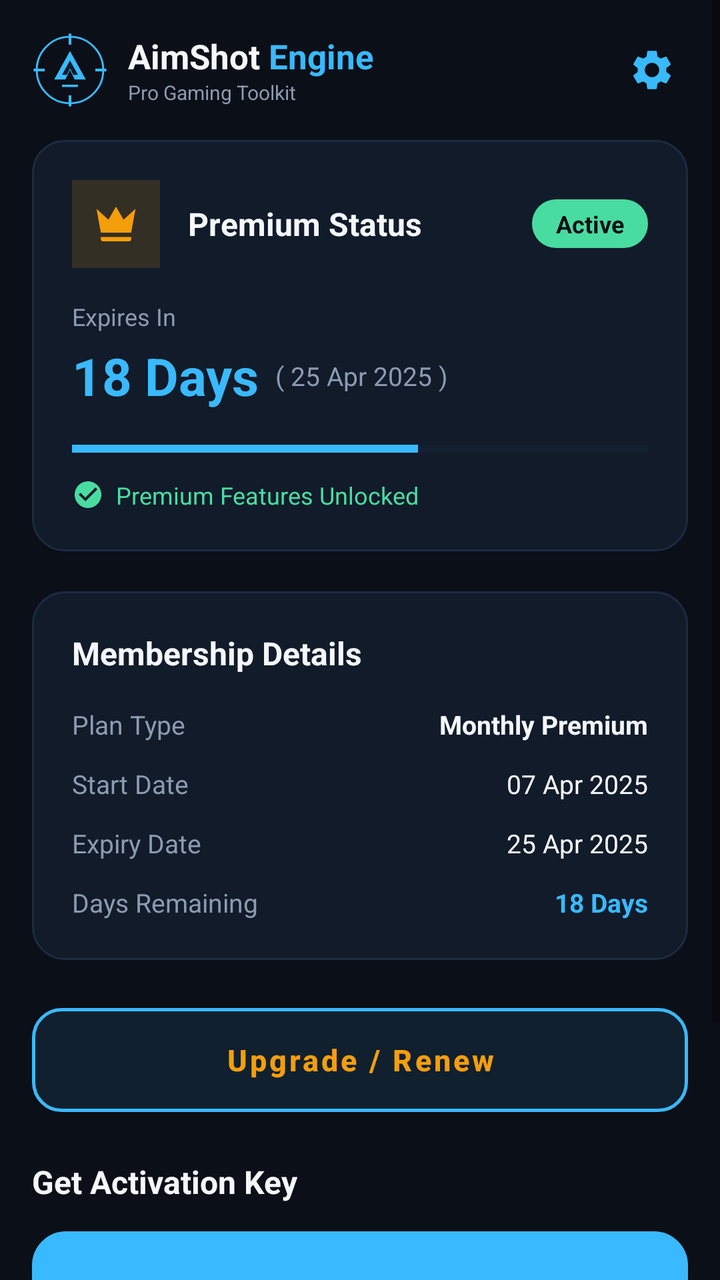
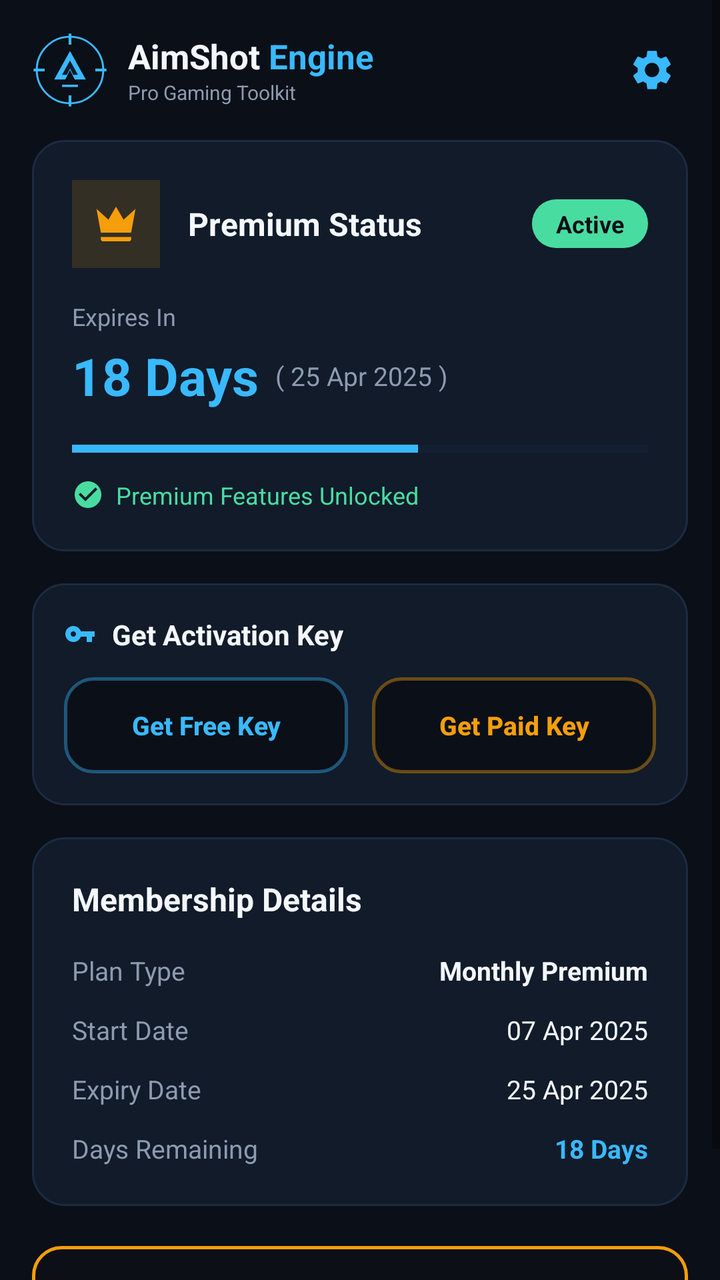

Before-and-after screenshots of an Android layout around one commit, followed by the original layout XML and the change that was made.
<!-- AndroidManifest.xml: application theme Theme.AimShotEngine -->
<!-- res/layout/fragment_premium.xml -->
<?xml version="1.0" encoding="utf-8"?>
<ScrollView xmlns:android="http://schemas.android.com/apk/res/android"
    android:layout_width="match_parent"
    android:layout_height="match_parent"
    android:background="@color/bg_main"
    android:fillViewport="true">

    <LinearLayout
        android:layout_width="match_parent"
        android:layout_height="wrap_content"
        android:orientation="vertical"
        android:padding="16dp">

        
        <RelativeLayout
            android:layout_width="match_parent"
            android:layout_height="wrap_content"
            android:layout_marginBottom="16dp">

            <LinearLayout
                android:layout_width="wrap_content"
                android:layout_height="wrap_content"
                android:gravity="center_vertical"
                android:orientation="horizontal">

                <ImageView
                    android:layout_width="38dp"
                    android:layout_height="38dp"
                    android:contentDescription="@string/app_name"
                    android:src="@drawable/ic_aimshot_logo" />

                <LinearLayout
                    android:layout_width="wrap_content"
                    android:layout_height="wrap_content"
                    android:layout_marginStart="10dp"
                    android:orientation="vertical">

                    <LinearLayout
                        android:layout_width="wrap_content"
                        android:layout_height="wrap_content"
                        android:orientation="horizontal">

                        <TextView
                            android:layout_width="wrap_content"
                            android:layout_height="wrap_content"
                            android:text="AimShot "
                            android:textColor="@color/text_primary"
                            android:textSize="17sp"
                            android:textStyle="bold" />

                        <TextView
                            android:layout_width="wrap_content"
                            android:layout_height="wrap_content"
                            android:text="Engine"
                            android:textColor="@color/accent_primary"
                            android:textSize="17sp"
                            android:textStyle="bold" />
                    </LinearLayout>

                    <TextView
                        android:layout_width="wrap_content"
                        android:layout_height="wrap_content"
                        android:text="@string/pro_gaming_toolkit"
                        android:textColor="@color/text_secondary"
                        android:textSize="10sp" />
                </LinearLayout>
            </LinearLayout>

            <ImageView
                android:id="@+id/btn_premium_settings"
                android:layout_width="36dp"
                android:layout_height="36dp"
                android:layout_alignParentEnd="true"
                android:layout_centerVertical="true"
                android:background="?attr/selectableItemBackgroundBorderless"
                android:contentDescription="Settings"
                android:padding="6dp"
                android:src="@drawable/ic_settings" />
        </RelativeLayout>

        
        <LinearLayout
            android:layout_width="match_parent"
            android:layout_height="wrap_content"
            android:layout_marginBottom="20dp"
            android:background="@drawable/bg_tactical_card"
            android:orientation="vertical"
            android:padding="20dp">

            <RelativeLayout
                android:layout_width="match_parent"
                android:layout_height="wrap_content"
                android:layout_marginBottom="16dp">

                <LinearLayout
                    android:layout_width="wrap_content"
                    android:layout_height="wrap_content"
                    android:gravity="center_vertical"
                    android:orientation="horizontal">

                    
                    <LinearLayout
                        android:layout_width="44dp"
                        android:layout_height="44dp"
                        android:background="#26F59E0B"
                        android:gravity="center">

                        <ImageView
                            android:layout_width="26dp"
                            android:layout_height="26dp"
                            android:contentDescription="Crown"
                            android:src="@drawable/ic_crown" />
                    </LinearLayout>

                    <TextView
                        android:layout_width="wrap_content"
                        android:layout_height="wrap_content"
                        android:layout_marginStart="14dp"
                        android:text="@string/premium_status"
                        android:textColor="@color/text_primary"
                        android:textSize="16sp"
                        android:textStyle="bold" />
                </LinearLayout>

                
                <TextView
                    android:id="@+id/tv_badge_status"
                    android:layout_width="wrap_content"
                    android:layout_height="wrap_content"
                    android:layout_alignParentEnd="true"
                    android:layout_centerVertical="true"
                    android:background="@drawable/bg_badge_active"
                    android:paddingStart="12dp"
                    android:paddingTop="4dp"
                    android:paddingEnd="12dp"
                    android:paddingBottom="4dp"
                    android:text="@string/status_active"
                    android:textColor="@color/bg_main"
                    android:textSize="12sp"
                    android:textStyle="bold" />
            </RelativeLayout>

            
            <TextView
                android:layout_width="wrap_content"
                android:layout_height="wrap_content"
                android:text="@string/expires_in"
                android:textColor="@color/text_secondary"
                android:textSize="12sp" />

            
            <LinearLayout
                android:layout_width="wrap_content"
                android:layout_height="wrap_content"
                android:layout_marginTop="4dp"
                android:gravity="center_vertical"
                android:orientation="horizontal">

                <TextView
                    android:id="@+id/tv_premium_remaining_days"
                    android:layout_width="wrap_content"
                    android:layout_height="wrap_content"
                    android:text="18 Days"
                    android:textColor="@color/accent_primary"
                    android:textSize="26sp"
                    android:textStyle="bold" />

                <TextView
                    android:id="@+id/tv_premium_expiry_date_sub"
                    android:layout_width="wrap_content"
                    android:layout_height="wrap_content"
                    android:layout_marginStart="8dp"
                    android:text="( 25 Apr 2025 )"
                    android:textColor="@color/text_secondary"
                    android:textSize="13sp" />
            </LinearLayout>

            
            <ProgressBar
                android:id="@+id/progress_license_duration"
                style="?android:attr/progressBarStyleHorizontal"
                android:layout_width="match_parent"
                android:layout_height="6dp"
                android:layout_marginTop="16dp"
                android:layout_marginBottom="12dp"
                android:max="100"
                android:progress="60"
                android:progressTint="@color/accent_primary"
                android:progressBackgroundTint="@color/border_subtle" />

            
            <LinearLayout
                android:id="@+id/layout_features_unlocked"
                android:layout_width="wrap_content"
                android:layout_height="wrap_content"
                android:gravity="center_vertical"
                android:orientation="horizontal">

                <ImageView
                    android:layout_width="16dp"
                    android:layout_height="16dp"
                    android:contentDescription="Check"
                    android:src="@drawable/ic_check_circle" />

                <TextView
                    android:id="@+id/tv_features_unlocked_text"
                    android:layout_width="wrap_content"
                    android:layout_height="wrap_content"
                    android:layout_marginStart="6dp"
                    android:text="@string/premium_features_unlocked"
                    android:textColor="@color/color_success"
                    android:textSize="12sp" />
            </LinearLayout>
        </LinearLayout>

        
        <LinearLayout
            android:layout_width="match_parent"
            android:layout_height="wrap_content"
            android:layout_marginBottom="24dp"
            android:background="@drawable/bg_tactical_card"
            android:orientation="vertical"
            android:padding="20dp">

            <TextView
                android:layout_width="wrap_content"
                android:layout_height="wrap_content"
                android:layout_marginBottom="16dp"
                android:text="@string/membership_details"
                android:textColor="@color/text_primary"
                android:textSize="16sp"
                android:textStyle="bold" />

            
            <RelativeLayout
                android:layout_width="match_parent"
                android:layout_height="wrap_content"
                android:layout_marginBottom="12dp">

                <TextView
                    android:layout_width="wrap_content"
                    android:layout_height="wrap_content"
                    android:text="@string/plan_type"
                    android:textColor="@color/text_secondary"
                    android:textSize="13sp" />

                <TextView
                    android:id="@+id/tv_detail_plan_type"
                    android:layout_width="wrap_content"
                    android:layout_height="wrap_content"
                    android:layout_alignParentEnd="true"
                    android:text="Monthly Premium"
                    android:textColor="@color/text_primary"
                    android:textSize="13sp"
                    android:textStyle="bold" />
            </RelativeLayout>

            
            <RelativeLayout
                android:layout_width="match_parent"
                android:layout_height="wrap_content"
                android:layout_marginBottom="12dp">

                <TextView
                    android:layout_width="wrap_content"
                    android:layout_height="wrap_content"
                    android:text="@string/start_date"
                    android:textColor="@color/text_secondary"
                    android:textSize="13sp" />

                <TextView
                    android:id="@+id/tv_detail_start_date"
                    android:layout_width="wrap_content"
                    android:layout_height="wrap_content"
                    android:layout_alignParentEnd="true"
                    android:text="07 Apr 2025"
                    android:textColor="@color/text_primary"
                    android:textSize="13sp" />
            </RelativeLayout>

            
            <RelativeLayout
                android:layout_width="match_parent"
                android:layout_height="wrap_content"
                android:layout_marginBottom="12dp">

                <TextView
                    android:layout_width="wrap_content"
                    android:layout_height="wrap_content"
                    android:text="@string/expiry_date"
                    android:textColor="@color/text_secondary"
                    android:textSize="13sp" />

                <TextView
                    android:id="@+id/tv_detail_expiry_date"
                    android:layout_width="wrap_content"
                    android:layout_height="wrap_content"
                    android:layout_alignParentEnd="true"
                    android:text="25 Apr 2025"
                    android:textColor="@color/text_primary"
                    android:textSize="13sp" />
            </RelativeLayout>

            
            <RelativeLayout
                android:layout_width="match_parent"
                android:layout_height="wrap_content">

                <TextView
                    android:layout_width="wrap_content"
                    android:layout_height="wrap_content"
                    android:text="@string/days_remaining"
                    android:textColor="@color/text_secondary"
                    android:textSize="13sp" />

                <TextView
                    android:id="@+id/tv_detail_days_remaining"
                    android:layout_width="wrap_content"
                    android:layout_height="wrap_content"
                    android:layout_alignParentEnd="true"
                    android:text="18 Days"
                    android:textColor="@color/accent_primary"
                    android:textSize="13sp"
                    android:textStyle="bold" />
            </RelativeLayout>
        </LinearLayout>

        
        <Button
            android:id="@+id/btn_upgrade_renew"
            android:layout_width="match_parent"
            android:layout_height="52dp"
            android:layout_marginBottom="24dp"
            android:background="@drawable/bg_button_renew"
            android:elevation="0dp"
            android:stateListAnimator="@null"
            android:text="@string/btn_upgrade_renew"
            android:textAllCaps="false"
            android:textColor="#F59E0B"
            android:textSize="15sp"
            android:textStyle="bold" />

        
        <TextView
            android:layout_width="wrap_content"
            android:layout_height="wrap_content"
            android:layout_marginBottom="14dp"
            android:text="@string/get_activation_key"
            android:textColor="@color/text_primary"
            android:textSize="16sp"
            android:textStyle="bold" />

        
        <Button
            android:id="@+id/btn_get_free_key"
            android:layout_width="match_parent"
            android:layout_height="64dp"
            android:layout_marginBottom="14dp"
            android:background="@drawable/bg_button_tactical_border"
            android:elevation="0dp"
            android:stateListAnimator="@null"
            android:text="@string/btn_get_free_key"
            android:textAllCaps="false"
            android:textColor="@color/text_primary"
            android:textSize="18sp"
            android:textStyle="bold" />

        
        <Button
            android:id="@+id/btn_get_paid_key"
            android:layout_width="match_parent"
            android:layout_height="64dp"
            android:layout_marginBottom="28dp"
            android:background="@drawable/bg_button_tactical_border"
            android:elevation="0dp"
            android:stateListAnimator="@null"
            android:text="@string/btn_get_paid_key"
            android:textAllCaps="false"
            android:textColor="@color/text_primary"
            android:textSize="18sp"
            android:textStyle="bold" />

    </LinearLayout>

</ScrollView>
<!-- resources referenced by this layout -->
<resources>
  <color name="accent_primary">#39B9FF</color>
  <color name="bg_main">#0B0F17</color>
  <color name="border_subtle">#1C2B42</color>
  <color name="color_success">#49DCA0</color>
  <color name="text_primary">#F4F7FC</color>
  <color name="text_secondary">#8D9BB0</color>
  <!-- drawable bg_badge_active (drawable) -->
  <?xml version="1.0" encoding="utf-8"?>
  <shape xmlns:android="http://schemas.android.com/apk/res/android"
      android:shape="rectangle">
      <solid android:color="@color/color_success" />
      <corners android:radius="12dp" />
  </shape>
  <!-- drawable bg_button_tactical_border (drawable) -->
  <?xml version="1.0" encoding="utf-8"?>
  <selector xmlns:android="http://schemas.android.com/apk/res/android">
      <item android:state_pressed="true">
          <shape android:shape="rectangle">
              <solid android:color="#1A39B9FF" />
              <corners android:radius="16dp" />
              <stroke android:width="2dp" android:color="#39B9FF" />
          </shape>
      </item>
      <item>
          <shape android:shape="rectangle">
              <solid android:color="#0B0F17" />
              <corners android:radius="16dp" />
              <stroke android:width="2dp" android:color="#39B9FF" />
          </shape>
      </item>
  </selector>
  <!-- drawable bg_tactical_card (drawable) -->
  <?xml version="1.0" encoding="utf-8"?>
  <shape xmlns:android="http://schemas.android.com/apk/res/android"
      android:shape="rectangle">
      <solid android:color="@color/bg_card" />
      <corners android:radius="16dp" />
      <stroke
          android:width="1dp"
          android:color="@color/border_subtle" />
  </shape>
  <string name="app_name">AimShot Engine</string>
  <string name="btn_get_free_key">Get Free Key</string>
  <string name="btn_get_paid_key">Get Paid Key</string>
  <string name="btn_upgrade_renew">Upgrade / Renew</string>
  <string name="days_remaining">Days Remaining</string>
  <string name="expires_in">Expires In</string>
  <string name="expiry_date">Expiry Date</string>
  <string name="get_activation_key">Get Activation Key</string>
  <string name="membership_details">Membership Details</string>
  <string name="plan_type">Plan Type</string>
  <string name="premium_features_unlocked">Premium Features Unlocked</string>
  <string name="premium_status">Premium Status</string>
  <string name="pro_gaming_toolkit">Pro Gaming Toolkit</string>
  <string name="start_date">Start Date</string>
  <string name="status_active">Active</string>
  <color name="bg_card">#111B2A</color>
  <color name="accent_primary_dark">#1A85CC</color>
  <color name="nav_bg">#090D14</color>
  <!-- unchanged entries left out for length: 6 -->
</resources>

<!-- the commit's change to res/layout/fragment_premium.xml (unified diff, before → after) -->
@@ -1,5 +1,6 @@
 <?xml version="1.0" encoding="utf-8"?>
 <ScrollView xmlns:android="http://schemas.android.com/apk/res/android"
+    xmlns:app="http://schemas.android.com/apk/res-auto"
     android:layout_width="match_parent"
     android:layout_height="match_parent"
     android:background="@color/bg_main"
@@ -82,7 +83,7 @@
         <LinearLayout
             android:layout_width="match_parent"
             android:layout_height="wrap_content"
-            android:layout_marginBottom="20dp"
+            android:layout_marginBottom="16dp"
             android:background="@drawable/bg_tactical_card"
             android:orientation="vertical"
             android:padding="20dp">
@@ -217,7 +218,79 @@
         <LinearLayout
             android:layout_width="match_parent"
             android:layout_height="wrap_content"
-            android:layout_marginBottom="24dp"
+            android:layout_marginBottom="16dp"
+            android:background="@drawable/bg_tactical_card"
+            android:orientation="vertical"
+            android:padding="16dp">
+
+            <LinearLayout
+                android:layout_width="wrap_content"
+                android:layout_height="wrap_content"
+                android:layout_marginBottom="12dp"
+                android:gravity="center_vertical"
+                android:orientation="horizontal">
+
+                <ImageView
+                    android:layout_width="16dp"
+                    android:layout_height="16dp"
+                    android:contentDescription="Key"
+                    android:src="@drawable/ic_key" />
+
+                <TextView
+                    android:layout_width="wrap_content"
+                    android:layout_height="wrap_content"
+                    android:layout_marginStart="8dp"
+                    android:text="@string/get_activation_key"
+                    android:textColor="@color/text_primary"
+                    android:textSize="14sp"
+                    android:textStyle="bold" />
+            </LinearLayout>
+
+            
+            <LinearLayout
+                android:layout_width="match_parent"
+                android:layout_height="wrap_content"
+                android:orientation="horizontal">
+
+                
+                <androidx.appcompat.widget.AppCompatButton
+                    android:id="@+id/btn_get_free_key"
+                    android:layout_width="0dp"
+                    android:layout_height="48dp"
+                    android:layout_marginEnd="6dp"
+                    android:layout_weight="1"
+                    android:background="@drawable/bg_button_tactical_border"
+                    android:elevation="0dp"
+                    android:stateListAnimator="@null"
+                    android:text="@string/btn_get_free_key"
+                    android:textAllCaps="false"
+                    android:textColor="@color/accent_primary"
+                    android:textSize="13sp"
+                    android:textStyle="bold" />
+
+                
+                <androidx.appcompat.widget.AppCompatButton
+                    android:id="@+id/btn_get_paid_key"
+                    android:layout_width="0dp"
+                    android:layout_height="48dp"
+                    android:layout_marginStart="6dp"
+                    android:layout_weight="1"
+                    android:background="@drawable/bg_button_paid_border"
+                    android:elevation="0dp"
+                    android:stateListAnimator="@null"
+                    android:text="@string/btn_get_paid_key"
+                    android:textAllCaps="false"
+                    android:textColor="#F59E0B"
+                    android:textSize="13sp"
+                    android:textStyle="bold" />
+            </LinearLayout>
+        </LinearLayout>
+
+        
+        <LinearLayout
+            android:layout_width="match_parent"
+            android:layout_height="wrap_content"
+            android:layout_marginBottom="20dp"
             android:background="@drawable/bg_tactical_card"
             android:orientation="vertical"
             android:padding="20dp">
@@ -326,10 +399,10 @@
         </LinearLayout>
 
         
-        <Button
+        <androidx.appcompat.widget.AppCompatButton
             android:id="@+id/btn_upgrade_renew"
             android:layout_width="match_parent"
-            android:layout_height="52dp"
+            android:layout_height="50dp"
             android:layout_marginBottom="24dp"
             android:background="@drawable/bg_button_renew"
             android:elevation="0dp"
@@ -340,46 +413,6 @@
             android:textSize="15sp"
             android:textStyle="bold" />
 
-        
-        <TextView
-            android:layout_width="wrap_content"
-            android:layout_height="wrap_content"
-            android:layout_marginBottom="14dp"
-            android:text="@string/get_activation_key"
-            android:textColor="@color/text_primary"
-            android:textSize="16sp"
-            android:textStyle="bold" />
-
-        
-        <Button
-            android:id="@+id/btn_get_free_key"
-            android:layout_width="match_parent"
-            android:layout_height="64dp"
-            android:layout_marginBottom="14dp"
-            android:background="@drawable/bg_button_tactical_border"
-            android:elevation="0dp"
-            android:stateListAnimator="@null"
-            android:text="@string/btn_get_free_key"
-            android:textAllCaps="false"
-            android:textColor="@color/text_primary"
-            android:textSize="18sp"
-            android:textStyle="bold" />
-
-        
-        <Button
-            android:id="@+id/btn_get_paid_key"
-            android:layout_width="match_parent"
-            android:layout_height="64dp"
-            android:layout_marginBottom="28dp"
-            android:background="@drawable/bg_button_tactical_border"
-            android:elevation="0dp"
-            android:stateListAnimator="@null"
-            android:text="@string/btn_get_paid_key"
-            android:textAllCaps="false"
-            android:textColor="@color/text_primary"
-            android:textSize="18sp"
-            android:textStyle="bold" />
-
     </LinearLayout>
 
 </ScrollView>
<!-- resource entries referenced after the edit -->
@@ -13,21 +13,39 @@
       <solid android:color="@color/color_success" />
       <corners android:radius="12dp" />
   </shape>
+  <!-- drawable bg_button_paid_border (drawable) -->
+  <?xml version="1.0" encoding="utf-8"?>
+  <selector xmlns:android="http://schemas.android.com/apk/res/android">
+      <item android:state_pressed="true">
+          <shape android:shape="rectangle">
+              <solid android:color="#1AF59E0B" />
+              <corners android:radius="14dp" />
+              <stroke android:width="1.5dp" android:color="#F59E0B" />
+          </shape>
+      </item>
+      <item>
+          <shape android:shape="rectangle">
+              <solid android:color="#0B0F17" />
+              <corners android:radius="14dp" />
+              <stroke android:width="1.5dp" android:color="#66F59E0B" />
+          </shape>
+      </item>
+  </selector>
   <!-- drawable bg_button_tactical_border (drawable) -->
   <?xml version="1.0" encoding="utf-8"?>
   <selector xmlns:android="http://schemas.android.com/apk/res/android">
       <item android:state_pressed="true">
           <shape android:shape="rectangle">
               <solid android:color="#1A39B9FF" />
-              <corners android:radius="16dp" />
-              <stroke android:width="2dp" android:color="#39B9FF" />
+              <corners android:radius="14dp" />
+              <stroke android:width="1.5dp" android:color="#39B9FF" />
           </shape>
       </item>
       <item>
           <shape android:shape="rectangle">
               <solid android:color="#0B0F17" />
-              <corners android:radius="16dp" />
-              <stroke android:width="2dp" android:color="#39B9FF" />
+              <corners android:radius="14dp" />
+              <stroke android:width="1.5dp" android:color="#6639B9FF" />
           </shape>
       </item>
   </selector>
@@ -41,6 +59,16 @@
           android:width="1dp"
           android:color="@color/border_subtle" />
   </shape>
+  <!-- drawable ic_key (drawable) -->
+  <vector xmlns:android="http://schemas.android.com/apk/res/android"
+      android:width="24dp"
+      android:height="24dp"
+      android:viewportWidth="24"
+      android:viewportHeight="24">
+    <path
+        android:pathData="M12.65,10C11.83,7.67 9.61,6 7,6c-3.31,0 -6,2.69 -6,6s2.69,6 6,6c2.61,0 4.83,-1.67 5.65,-4H17v4h4v-4h2v-4H12.65zM7,14c-1.1,0 -2,-0.9 -2,-2s0.9,-2 2,-2 2,0.9 2,2 -0.9,2 -2,2z"
+        android:fillColor="#39B9FF"/>
+  </vector>
   <string name="app_name">AimShot Engine</string>
   <string name="btn_get_free_key">Get Free Key</string>
   <string name="btn_get_paid_key">Get Paid Key</string>
